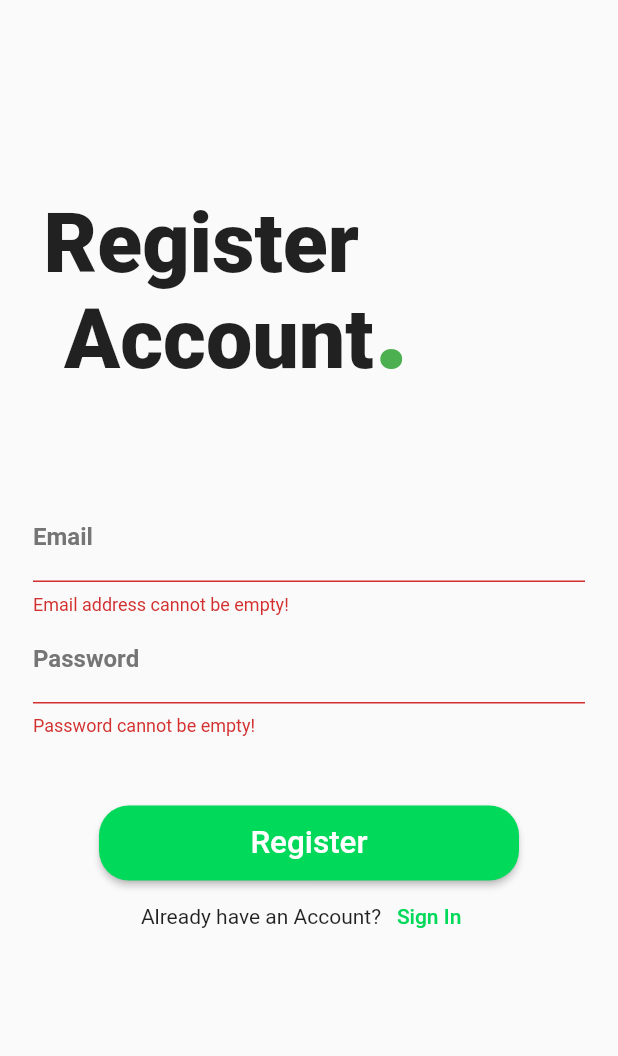
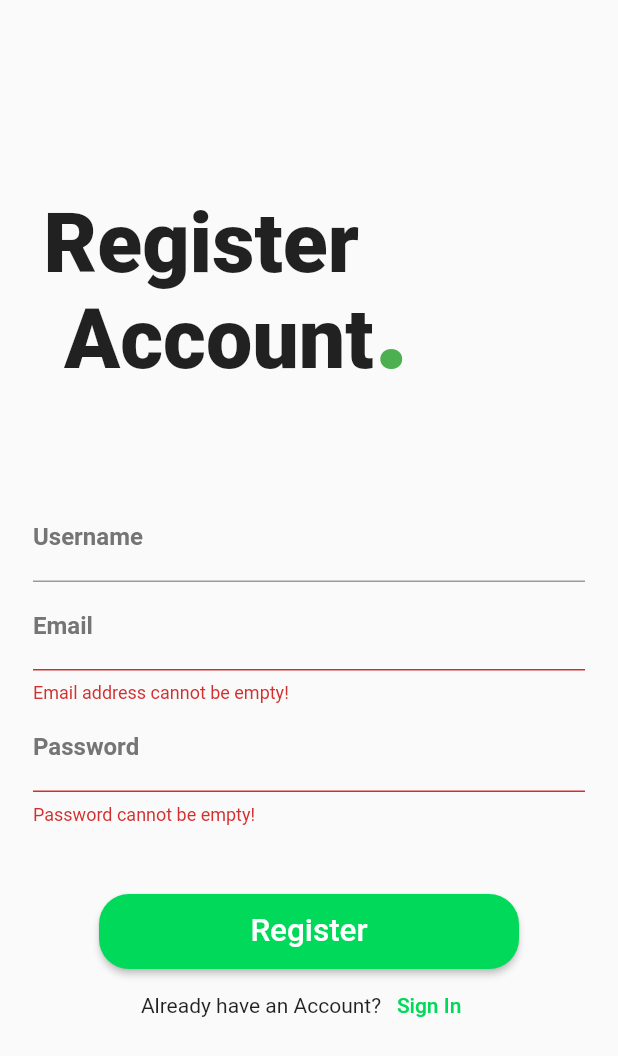
Before and after one commit to silokilo966/news_app, a Flutter app: the RegisterScreen screen opened by its route, after a tap on "Register", on a phone screen of 412 x 824 dp. Shown: the top 1056 px of the screen. Run offline on Flutter 3.47's test engine with Material 2 defaults, Android fonts, the phone set to English and light mode, and no system bars; our stand-ins replace cloud_firestore, firebase_auth, firebase_core; accounts and stored records are empty; network calls fail.

Commit message:
added username and refresh option

```diff
--- a/lib/Data/news_widgets.dart
+++ b/lib/Data/news_widgets.dart
@@ -15,9 +15,7 @@ class NewsWidget extends StatelessWidget {
 
   @override
   Widget build(BuildContext context) {
-    return RefreshIndicator(
-      onRefresh: () async {},
-      child: SafeArea(
+    return SafeArea(
       child: Column(
         children: [
           Row(
@@ -114,7 +112,6 @@ class NewsWidget extends StatelessWidget {
           )
         ],
       ),
-      ),
     );
   }
 }
--- a/lib/Screens/home_page.dart
+++ b/lib/Screens/home_page.dart
@@ -1,9 +1,7 @@
 import 'package:firebase_auth/firebase_auth.dart';
 import 'package:flutter/material.dart';
-import 'package:flutter_project/Data/news_data.dart';
 import 'package:flutter_project/Data/pages_data.dart';
 import 'package:flutter_project/routes/routes.dart';
-import 'package:provider/provider.dart';
 
 class DrawerPages extends StatefulWidget {
   const DrawerPages({Key? key}) : super(key: key);
@@ -21,7 +19,6 @@ var indexClicked = 0;
 class _DrawerPagesState extends State<DrawerPages> {
   @override
   Widget build(BuildContext context) {
-    context.read<NewsData>().initialValues();
     return Drawer(
       child: Column(
         children: [
--- a/lib/Screens/news_pages/apple.dart
+++ b/lib/Screens/news_pages/apple.dart
@@ -25,7 +25,11 @@ class _ApplePageState extends State<ApplePage> {
       child: Scaffold(
         key: _scaffoldKey,
         drawer: DrawerPages(),
-        body: NewsWidget(scaffoldKey: _scaffoldKey, dateToday: dateToday),
+        body: RefreshIndicator(
+            onRefresh: () async {
+              await context.read<NewsData>().fetchData(newsApiLink: appleAPI);
+            },
+            child: NewsWidget(scaffoldKey: _scaffoldKey, dateToday: dateToday)),
       ),
     );
   }
--- a/lib/Screens/news_pages/tesla.dart
+++ b/lib/Screens/news_pages/tesla.dart
@@ -25,7 +25,11 @@ class _TeslaPageState extends State<TeslaPage> {
       child: Scaffold(
         key: _scaffoldKey,
         drawer: DrawerPages(),
-        body: NewsWidget(scaffoldKey: _scaffoldKey, dateToday: dateToday),
+        body: RefreshIndicator(
+            onRefresh: () async {
+              await context.read<NewsData>().fetchData(newsApiLink: teslaAPI);
+            },
+            child: NewsWidget(scaffoldKey: _scaffoldKey, dateToday: dateToday)),
       ),
     );
   }
--- a/lib/Screens/register_screen.dart
+++ b/lib/Screens/register_screen.dart
@@ -1,6 +1,7 @@
 import 'package:firebase_auth/firebase_auth.dart';
 import 'package:flutter/material.dart';
 import 'package:flutter_project/routes/routes.dart';
+import 'package:cloud_firestore/cloud_firestore.dart';
 
 class RegisterScreen extends StatefulWidget {
   const RegisterScreen({Key? key}) : super(key: key);
@@ -12,6 +13,7 @@ class RegisterScreen extends StatefulWidget {
 class _RegisterScreenState extends State<RegisterScreen> {
   final _emailController = TextEditingController();
   final _passController = TextEditingController();
+  final _usernameController = TextEditingController();
   String _message = '';
   final _formKey = GlobalKey<FormState>();
   bool _isLoggingIn = false;
@@ -19,6 +21,7 @@ class _RegisterScreenState extends State<RegisterScreen> {
 
   @override
   Widget build(BuildContext context) {
+    FirebaseFirestore firestore = FirebaseFirestore.instance;
     return Scaffold(
       body: SingleChildScrollView(
         child: Form(
@@ -49,6 +52,22 @@ class _RegisterScreenState extends State<RegisterScreen> {
               ),
               SizedBox(
                 height: 64,
+              ),
+              Container(
+                padding: EdgeInsets.fromLTRB(22, 0, 22, 0),
+                child: TextFormField(
+                  //validator: validateEmail,
+                  controller: _usernameController,
+                  keyboardType: TextInputType.emailAddress,
+                  decoration: InputDecoration(
+                      focusedBorder: UnderlineInputBorder(
+                          borderSide:
+                              BorderSide(color: Colors.green, width: 1.5)),
+                      labelText: 'Username',
+                      labelStyle: TextStyle(
+                          fontWeight: FontWeight.bold,
+                          color: Colors.grey[600])),
+                ),
               ),
               Container(
                 padding: EdgeInsets.fromLTRB(22, 0, 22, 0),
@@ -121,11 +140,19 @@ class _RegisterScreenState extends State<RegisterScreen> {
                           });
                           if (_formKey.currentState!.validate()) {
                             try {
-                              await FirebaseAuth.instance
+                              final UserCredential user = await FirebaseAuth
+                                  .instance
                                   .createUserWithEmailAndPassword(
                                 email: _emailController.text.trim(),
                                 password: _passController.text.trim(),
                               );
+                              await firestore
+                                  .collection("users")
+                                  .doc("${user.user?.uid}")
+                                  .set({
+                                "username": _usernameController.text.trim(),
+                                "email": _emailController.text.trim()
+                              });
 
                               Navigator.of(context)
                                   .pushReplacementNamed(Routes.loginScreen);
--- a/lib/main.dart
+++ b/lib/main.dart
@@ -1,3 +1,4 @@
+
 import 'package:firebase_auth/firebase_auth.dart';
 import 'package:firebase_core/firebase_core.dart';
 import 'package:flutter/material.dart';
@@ -16,10 +17,11 @@ class MyApp extends StatefulWidget {
 }
 
 class _MyAppState extends State<MyApp> {
-  final _initialization = Firebase.initializeApp();
+  final Future<FirebaseApp> _initialization = Firebase.initializeApp();
 
   @override
   Widget build(BuildContext context) {
+
     return FutureBuilder(
       future: _initialization,
       builder: (context, snapshot) {
```
Also changed, not shown: lib/Screens/news_pages/business.dart (+7 -1 lines), lib/Screens/news_pages/techcrunch.dart (+7 -1 lines), lib/Screens/news_pages/wallstreet_journal.dart (+7 -1 lines). Lines whose indentation alone changed are shown as unchanged.
